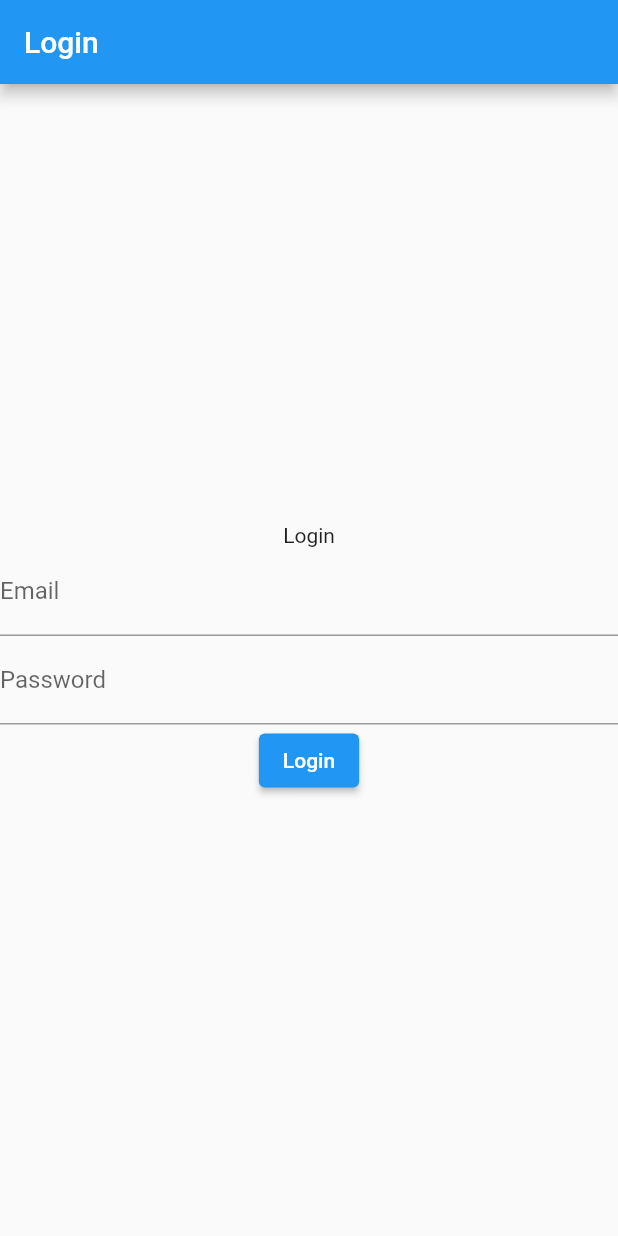
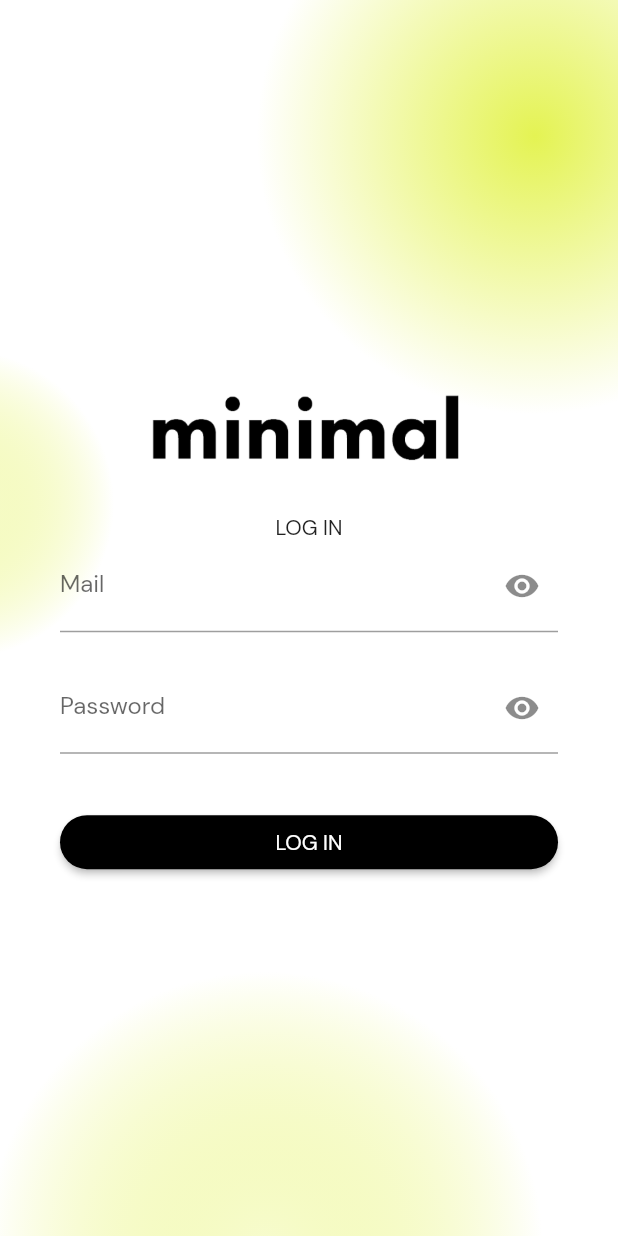
Before and after one commit to wgerez/test-coda, a Flutter app: the screen it shows after launch, on a phone screen of 412 x 824 dp. Run offline on Flutter 3.47's test engine with Material 2 defaults, Android fonts, the phone set to English and light mode, and no system bars; our stand-ins replace dartz, get, logger.

Commit message:
Fonts and widgets for LoginPage

```diff
--- a/lib/app.dart
+++ b/lib/app.dart
@@ -18,6 +18,7 @@ class MyApp extends StatelessWidget {
       title: 'Test Coda',
       theme: ThemeData(
         primarySwatch: Colors.blue,
+        fontFamily: 'DMSans',
       ),
       translations: Messages(),
     );
--- a/lib/src/core/translations.dart
+++ b/lib/src/core/translations.dart
@@ -4,10 +4,14 @@ class Messages extends Translations {
   @override
   Map<String, Map<String, String>> get keys => {
         'en_US': {
-          'login': 'Login',
+          'login': 'LOG IN',
+          'email': 'Mail',
+          'password': 'Password',
         },
         'es_AR': {
-          'login': 'Ingresar',
+          'login': 'INGRESAR',
+          'email': 'Mail',
+          'password': 'Contraseña',
         }
       };
 }
--- a/lib/src/data/provider/auth_api.dart
+++ b/lib/src/data/provider/auth_api.dart
@@ -3,7 +3,6 @@ import 'dart:convert';
 import 'package:dartz/dartz.dart';
 import 'package:http/http.dart' as http;
 import 'package:test/src/core/constants.dart';
-import 'package:test/src/core/system_logger.dart';
 
 import 'package:test/src/data/models/auth_model.dart';
 import 'package:test/src/data/models/login_failure_model.dart';
--- a/lib/src/views/pages/login_page.dart
+++ b/lib/src/views/pages/login_page.dart
@@ -2,46 +2,91 @@ import 'package:flutter/material.dart';
 import 'package:get/get.dart';
 
 import 'package:test/src/domain/controllers/auth_controller.dart';
+import 'package:test/src/views/widgets/widgets.dart';
 
 class LoginPage extends GetView<AuthController> {
   const LoginPage({Key? key}) : super(key: key);
 
   @override
   Widget build(BuildContext context) {
+    final size = MediaQuery.of(context).size;
     return Scaffold(
-      appBar: AppBar(
-        title: const Text('Login'),
+      backgroundColor: Colors.white,
+      body: Center(
+        child: Stack(children: [
+          const Positioned(
+            top: -280,
+            right: -130,
+            child: YellowCircle(
+              colorCircle: Color.fromARGB(255, 228, 243, 83),
+              sizeCircle: 0.9,
             ),
-      body: Center(
+          ),
+          const Positioned(
+            top: 130,
+            left: -130,
+            child: YellowCircle(
+              colorCircle: Color.fromARGB(71, 227, 243, 83),
+              sizeCircle: 0.5,
+            ),
+          ),
+          const Positioned(
+            bottom: -380,
+            right: 50,
+            child: YellowCircle(
+              colorCircle: Color.fromARGB(71, 227, 243, 83),
+              sizeCircle: 0.9,
+            ),
+          ),
+          Padding(
+            padding: const EdgeInsets.symmetric(horizontal: 40),
             child: Column(
               mainAxisAlignment: MainAxisAlignment.center,
               children: <Widget>[
+                SizedBox(
+                  width: size.width * 0.6,
+                  child: Image.asset('assets/images/logo.png'),
+                ),
                 Text('login'.tr),
                 TextFormField(
+                  obscureText: true,
                   controller: controller.emailController,
                   decoration: const InputDecoration(
-                labelText: 'Email',
+                    suffixIcon: Icon(Icons.remove_red_eye),
+                    labelText: 'Mail',
                   ),
                 ),
+                const SizedBox(height: 20),
                 TextFormField(
                   controller: controller.passwordController,
-              //obscureText: true,
+                  obscureText: true,
                   decoration: const InputDecoration(
+                    suffixIcon: Icon(Icons.remove_red_eye),
                     labelText: 'Password',
                   ),
                 ),
-            ElevatedButton(
-              child: Text('login'.tr),
-              onPressed: () {
+                const SizedBox(height: 35),
+                SizedBox(
+                  width: double.infinity,
+                  child: MinimalButton(
+                    text: 'login'.tr,
+                    action: _callLogin(),
+                  ),
+                ),
+              ],
+            ),
+          ),
+        ]),
+      ),
+    );
+  }
+
+  _callLogin() {
+    return () {
       controller.login(
         email: controller.emailController.text,
         password: controller.passwordController.text,
       );
-              },
-            ),
-          ],
-        ),
-      ),
-    );
+    };
   }
 }
--- /dev/null
+++ b/lib/src/views/widgets/minimal_button.dart
@@ -0,0 +1,31 @@
+import 'package:flutter/material.dart';
+import 'package:get/get.dart';
+
+class MinimalButton extends StatelessWidget {
+  const MinimalButton({
+    Key? key,
+    required this.text,
+    required this.action,
+  }) : super(key: key);
+
+  final String text;
+  final VoidCallback action;
+
+  @override
+  Widget build(BuildContext context) {
+    return ElevatedButton(
+      style: ButtonStyle(
+        backgroundColor: MaterialStateProperty.all(Colors.black),
+        shape: MaterialStateProperty.all<RoundedRectangleBorder>(
+          RoundedRectangleBorder(
+            borderRadius: BorderRadius.circular(18.0),
+          ),
+        ),
+      ),
+      child: Text('login'.tr),
+      onPressed: () {
+        action();
+      },
+    );
+  }
+}
--- a/lib/src/views/widgets/widgets.dart
+++ b/lib/src/views/widgets/widgets.dart
@@ -0,0 +1,2 @@
+export 'minimal_button.dart';
+export 'yellow_circle_widget.dart';
--- /dev/null
+++ b/lib/src/views/widgets/yellow_circle_widget.dart
@@ -0,0 +1,27 @@
+import 'package:flutter/material.dart';
+
+class YellowCircle extends StatelessWidget {
+  const YellowCircle({
+    Key? key,
+    required this.sizeCircle,
+    required this.colorCircle,
+  }) : super(key: key);
+  final double sizeCircle;
+  final Color colorCircle;
+
+  @override
+  Widget build(BuildContext context) {
+    final size = MediaQuery.of(context).size;
+    return Container(
+      width: size.width * sizeCircle,
+      height: size.height * sizeCircle,
+      decoration: BoxDecoration(
+          gradient: RadialGradient(
+        colors: [
+          colorCircle,
+          const Color.fromARGB(255, 255, 255, 255),
+        ],
+      )),
+    );
+  }
+}
```
Also changed, not shown: pubspec.yaml (+9 -9 lines), assets/fonts/DMSans-Bold.ttf (added), assets/fonts/DMSans-BoldItalic.ttf (added), assets/fonts/DMSans-Italic.ttf (added), assets/fonts/DMSans-Medium.ttf (added), assets/fonts/DMSans-MediumItalic.ttf (added), assets/fonts/DMSans-Regular.ttf (added), assets/images/logo.png (added), pubspec.lock. Lines whose indentation alone changed are shown as unchanged.
